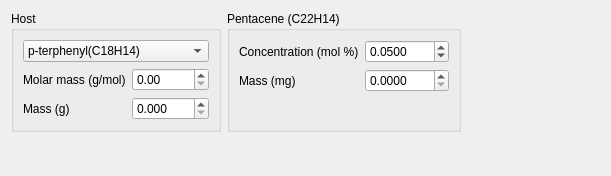
Above: plugins/TripletDNP/ConcentrationCalculator.ui from EvgeniyMilman/polp before the change. Below: the same form after it.
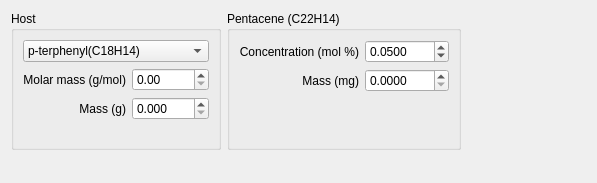
That is the form after the change.

Commit message: Implement TripletDNP calculators

The edit to the form file:
```diff
--- a/plugins/TripletDNP/ConcentrationCalculator.ui
+++ b/plugins/TripletDNP/ConcentrationCalculator.ui
@@ -6,8 +6,8 @@
    <rect>
     <x>0</x>
     <y>0</y>
-    <width>611</width>
-    <height>176</height>
+    <width>597</width>
+    <height>183</height>
    </rect>
   </property>
   <property name="windowTitle">
@@ -21,8 +21,6 @@
        <property name="title">
         <string>Host</string>
        </property>
-       <layout class="QHBoxLayout" name="horizontalLayout">
-        <item>
          <layout class="QVBoxLayout" name="verticalLayout">
           <item>
            <widget class="QComboBox" name="comboBox">
@@ -44,15 +42,15 @@
            </widget>
           </item>
           <item>
-           <layout class="QFormLayout" name="formLayout">
-            <property name="fieldGrowthPolicy">
-             <enum>QFormLayout::FieldsStayAtSizeHint</enum>
-            </property>
+         <layout class="QGridLayout" name="gridLayout">
             <item row="0" column="0">
              <widget class="QLabel" name="label_2">
               <property name="text">
                <string>Molar mass (g/mol)</string>
               </property>
+            <property name="alignment">
+             <set>Qt::AlignRight|Qt::AlignTrailing|Qt::AlignVCenter</set>
+            </property>
              </widget>
             </item>
             <item row="0" column="1">
@@ -67,6 +65,9 @@
               <property name="text">
                <string>Mass (g)</string>
               </property>
+            <property name="alignment">
+             <set>Qt::AlignRight|Qt::AlignTrailing|Qt::AlignVCenter</set>
+            </property>
              </widget>
             </item>
             <item row="1" column="1">
@@ -81,7 +82,18 @@
             </item>
            </layout>
           </item>
-         </layout>
+        <item>
+         <spacer name="verticalSpacer_3">
+          <property name="orientation">
+           <enum>Qt::Vertical</enum>
+          </property>
+          <property name="sizeHint" stdset="0">
+           <size>
+            <width>20</width>
+            <height>18</height>
+           </size>
+          </property>
+         </spacer>
         </item>
        </layout>
       </widget>
@@ -91,37 +103,17 @@
        <property name="title">
         <string>Pentacene (C22H14)</string>
        </property>
-       <layout class="QHBoxLayout" name="horizontalLayout_2">
+       <layout class="QVBoxLayout" name="verticalLayout_3">
         <item>
-         <layout class="QFormLayout" name="formLayout_2">
-          <item row="1" column="0">
-           <widget class="QLabel" name="massLabel_2">
-            <property name="text">
-             <string>Mass (mg)</string>
-            </property>
-           </widget>
-          </item>
-          <item row="1" column="1">
-           <widget class="QDoubleSpinBox" name="massPentaceneSpinBox">
-            <property name="sizePolicy">
-             <sizepolicy hsizetype="Expanding" vsizetype="Fixed">
-              <horstretch>0</horstretch>
-              <verstretch>0</verstretch>
-             </sizepolicy>
-            </property>
-            <property name="decimals">
-             <number>4</number>
-            </property>
-            <property name="maximum">
-             <double>1000.000000000000000</double>
-            </property>
-           </widget>
-          </item>
+         <layout class="QGridLayout" name="gridLayout_2">
           <item row="0" column="0">
            <widget class="QLabel" name="concentrationMolLabel">
             <property name="text">
              <string>Concentration (mol %)</string>
             </property>
+            <property name="alignment">
+             <set>Qt::AlignRight|Qt::AlignTrailing|Qt::AlignVCenter</set>
+            </property>
            </widget>
           </item>
           <item row="0" column="1">
@@ -143,8 +135,47 @@
             </property>
            </widget>
           </item>
+          <item row="1" column="0">
+           <widget class="QLabel" name="massLabel_2">
+            <property name="text">
+             <string>Mass (mg)</string>
+            </property>
+            <property name="alignment">
+             <set>Qt::AlignRight|Qt::AlignTrailing|Qt::AlignVCenter</set>
+            </property>
+           </widget>
+          </item>
+          <item row="1" column="1">
+           <widget class="QDoubleSpinBox" name="massPentaceneSpinBox">
+            <property name="sizePolicy">
+             <sizepolicy hsizetype="Expanding" vsizetype="Fixed">
+              <horstretch>0</horstretch>
+              <verstretch>0</verstretch>
+             </sizepolicy>
+            </property>
+            <property name="decimals">
+             <number>4</number>
+            </property>
+            <property name="maximum">
+             <double>1000.000000000000000</double>
+            </property>
+           </widget>
+          </item>
          </layout>
         </item>
+        <item>
+         <spacer name="verticalSpacer_2">
+          <property name="orientation">
+           <enum>Qt::Vertical</enum>
+          </property>
+          <property name="sizeHint" stdset="0">
+           <size>
+            <width>20</width>
+            <height>40</height>
+           </size>
+          </property>
+         </spacer>
+        </item>
        </layout>
       </widget>
      </item>
```
Lines whose indentation alone changed are shown as unchanged. The commit also changes 6 other files.
